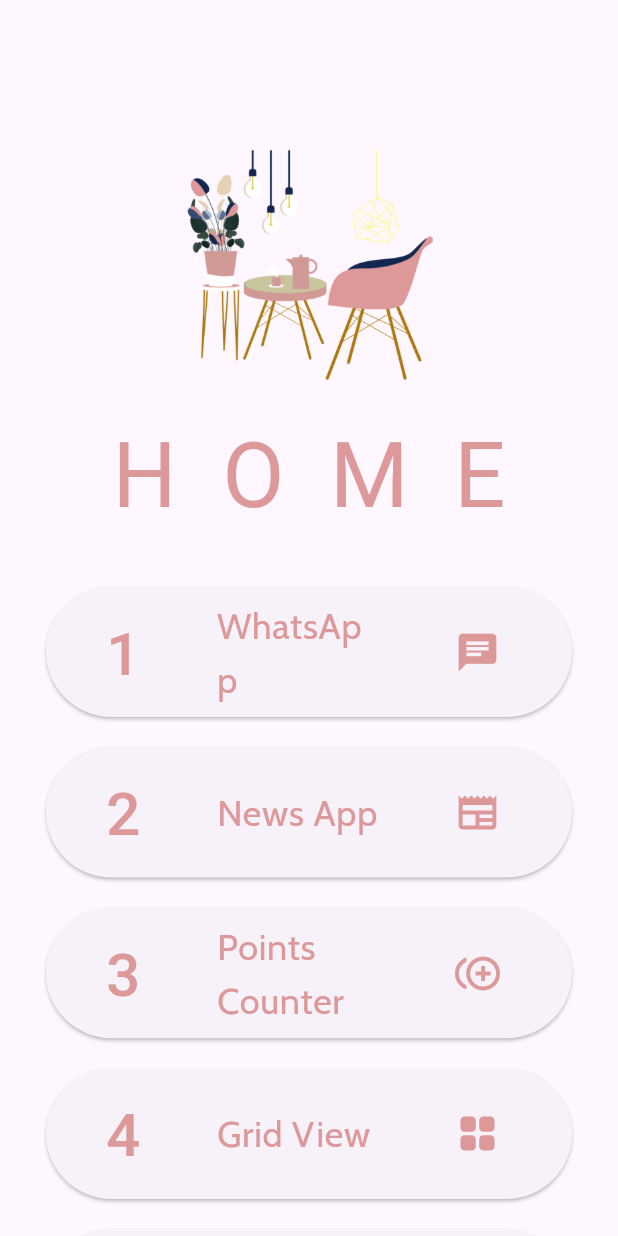
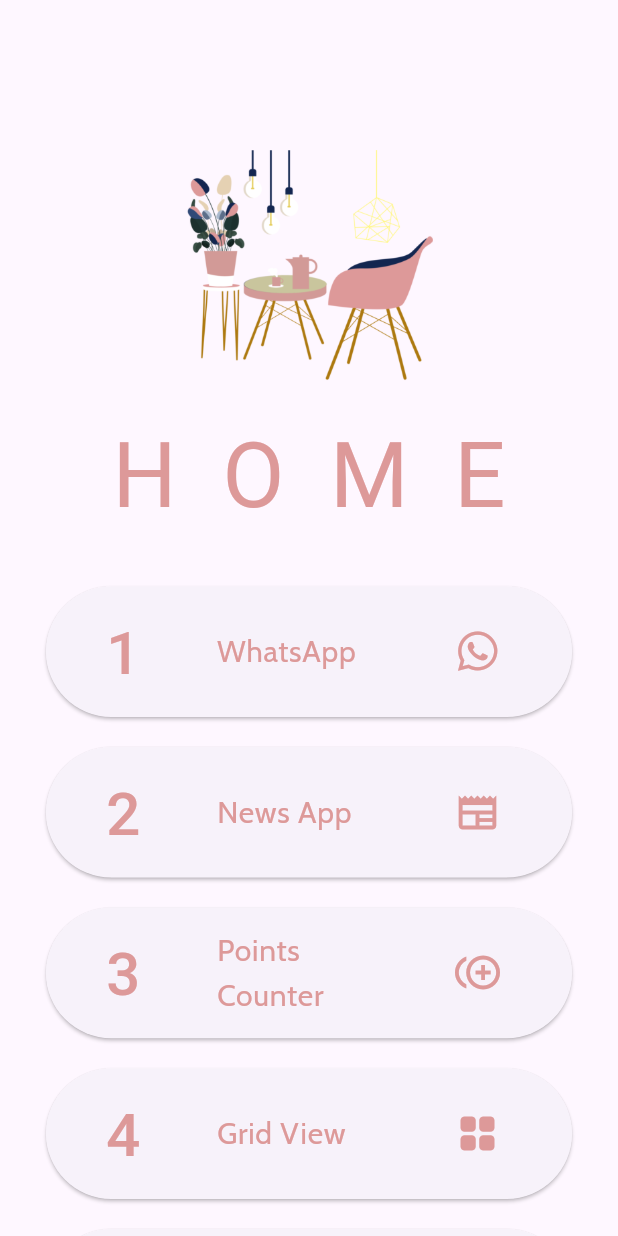
Before and after one commit to MaryamTarek03/FlutterIEEE, a Flutter app: the screen it shows after launch, on a phone screen of 412 x 824 dp. Run offline on Flutter 3.47's test engine with Material 3 defaults, Android fonts, the phone set to English and light mode, and no system bars; our stand-ins replace flutter_bloc, font_awesome_flutter, google_fonts.

Commit message:
Refinements2

```diff
--- a/lib/Screens/home.dart
+++ b/lib/Screens/home.dart
@@ -7,6 +7,7 @@
 import 'package:flutterieee/Screens/OtherScreens/session02.dart';
 import 'package:flutterieee/Screens/OtherScreens/task01.dart';
 import 'package:flutterieee/Screens/workshop/my_home_page.dart';
+import 'package:font_awesome_flutter/font_awesome_flutter.dart';
 import 'package:google_fonts/google_fonts.dart';
 
 import 'home_model.dart';
@@ -17,7 +18,7 @@
   HomeModel(
     name: 'WhatsApp',
     page: const WhatsAppHome(),
-    icon: Icons.chat,
+    icon: FontAwesomeIcons.whatsapp,
   ),
   HomeModel(
     name: 'News App',
@@ -120,7 +121,7 @@
               mainPages[index].name,
               style: GoogleFonts.cabin(
                 color: homeColor,
-                fontSize: 24,
+                fontSize: 20,
               ),
             ),
             leading: Text(
--- a/pubspec.yaml
+++ b/pubspec.yaml
@@ -38,6 +38,7 @@
   google_fonts: ^6.1.0
   flutter_bloc: ^8.1.4
   meta: ^1.10.0
+  font_awesome_flutter: ^10.7.0
 
 dev_dependencies:
   flutter_test:
```
Also changed, not shown: lib/Screens/Calculator/logic/cubit/calc_cubit.dart (+19 -2 lines), lib/Screens/Calculator/presentation/screens/main_calc.dart (+5 -2 lines), pubspec.lock.
